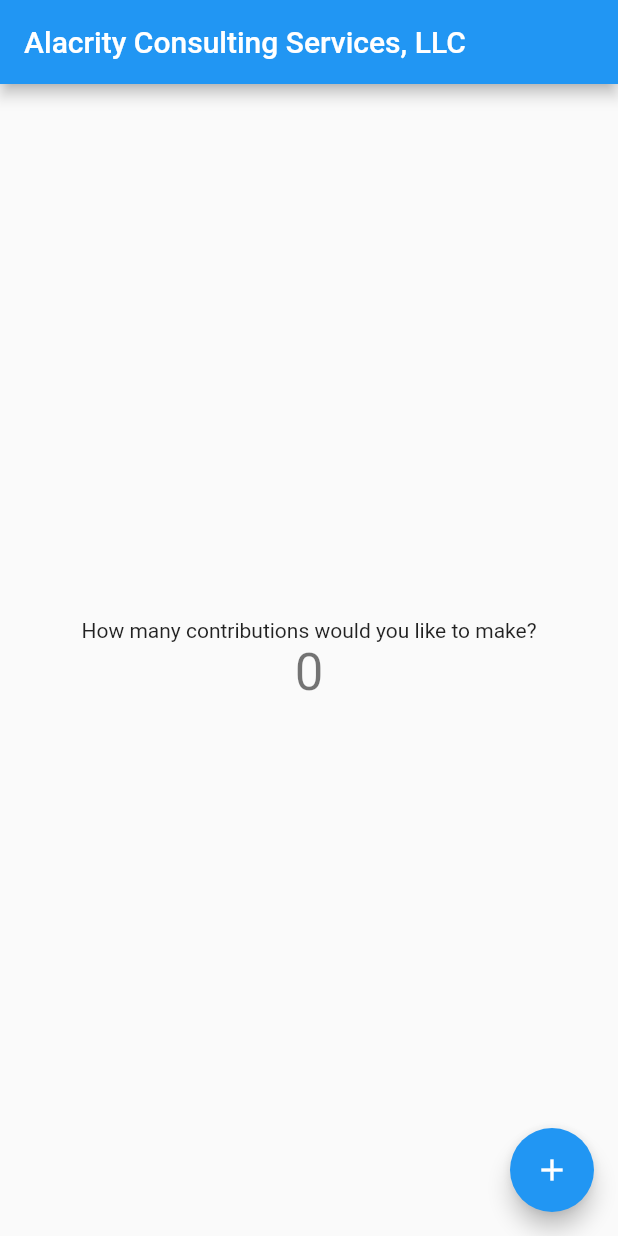
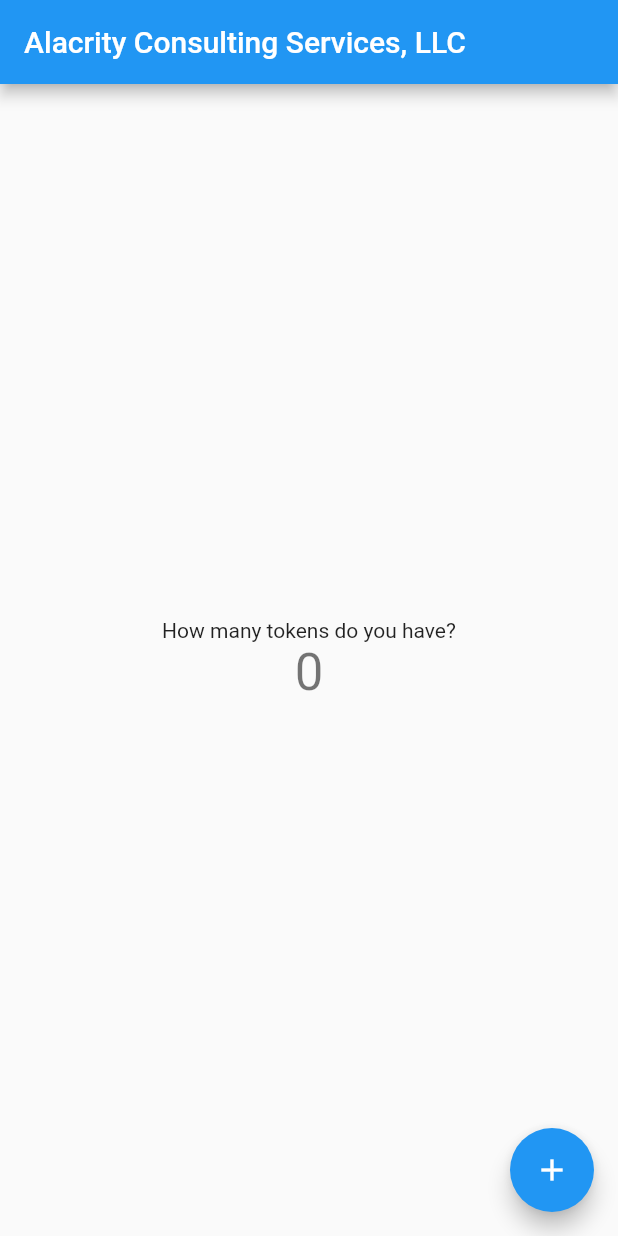
Before and after one commit to AlacrityCS/test-app, a Flutter app: the screen it shows after launch, on a phone screen of 412 x 824 dp. Run offline on Flutter 3.47's test engine with Material 2 defaults, Android fonts, the phone set to English and light mode, and no system bars.

Commit message:
Commit - Second Draft

```diff
--- a/lib/main.dart
+++ b/lib/main.dart
@@ -96,7 +96,7 @@ class _MyHomePageState extends State<MyHomePage> {
           mainAxisAlignment: MainAxisAlignment.center,
           children: <Widget>[
             const Text(
-              'How many contributions would you like to make?',
+              'How many tokens do you have?',
             ),
             Text(
               '$_counter',
```
